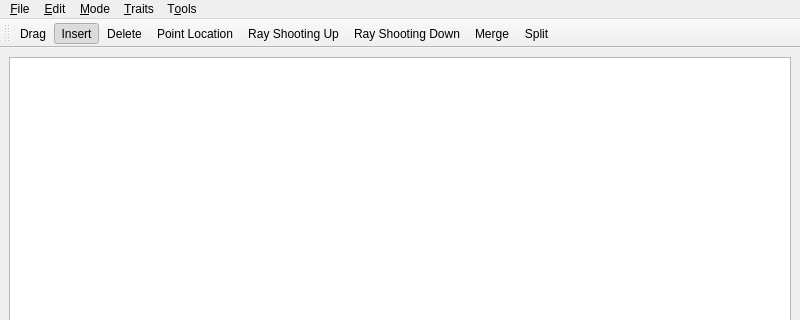
CGAL/cgal, file Arrangement_on_surface_2/demo/Arrangement_on_surface_2/ArrangementDemoWindow.ui: the form before one commit; both pictures show x 0 to 800 and y 0 to 320 of the 800 by 600 pixel window.
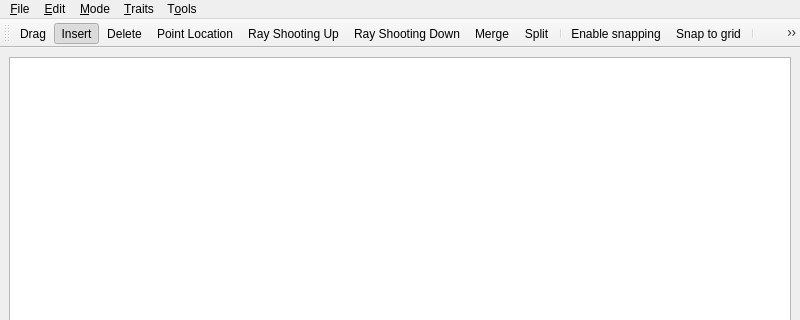
The form after the commit. Icons and pictures are not drawn.

Commit message: Implemented lower/upper envelope callback.

```diff
--- a/Arrangement_on_surface_2/demo/Arrangement_on_surface_2/ArrangementDemoWindow.ui
+++ b/Arrangement_on_surface_2/demo/Arrangement_on_surface_2/ArrangementDemoWindow.ui
@@ -101,6 +101,12 @@
    <addaction name="actionRayShootingDown"/>
    <addaction name="actionMerge"/>
    <addaction name="actionSplit"/>
+   <addaction name="separator"/>
+   <addaction name="actionSnapMode"/>
+   <addaction name="actionGridSnapMode"/>
+   <addaction name="separator"/>
+   <addaction name="actionLowerEnvelope"/>
+   <addaction name="actionUpperEnvelope"/>
   </widget>
   <action name="actionQuit">
    <property name="text">
@@ -265,6 +271,30 @@
     <string>Show &amp;grid</string>
    </property>
   </action>
+  <action name="actionLowerEnvelope">
+   <property name="checkable">
+    <bool>true</bool>
+   </property>
+   <property name="icon">
+    <iconset resource="ArrangementDemoWindow.qrc">
+     <normaloff>:/icons/lower_env_xpm.xpm</normaloff>:/icons/lower_env_xpm.xpm</iconset>
+   </property>
+   <property name="text">
+    <string>Lower envelope</string>
+   </property>
+  </action>
+  <action name="actionUpperEnvelope">
+   <property name="checkable">
+    <bool>true</bool>
+   </property>
+   <property name="icon">
+    <iconset resource="ArrangementDemoWindow.qrc">
+     <normaloff>:/icons/upper_env_xpm.xpm</normaloff>:/icons/upper_env_xpm.xpm</iconset>
+   </property>
+   <property name="text">
+    <string>Upper envelope</string>
+   </property>
+  </action>
  </widget>
  <resources>
   <include location="ArrangementDemoWindow.qrc"/>
```
Left out of the diff: 8 changed lines with no effect on the pictures. The commit also changes 8 other files.
